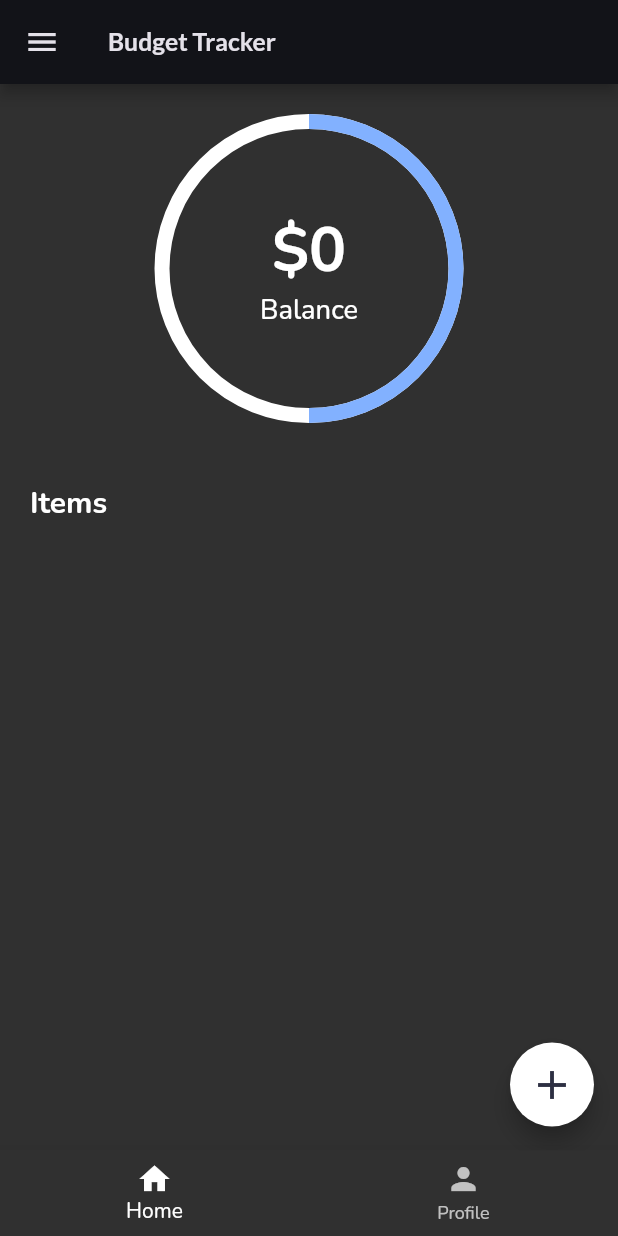
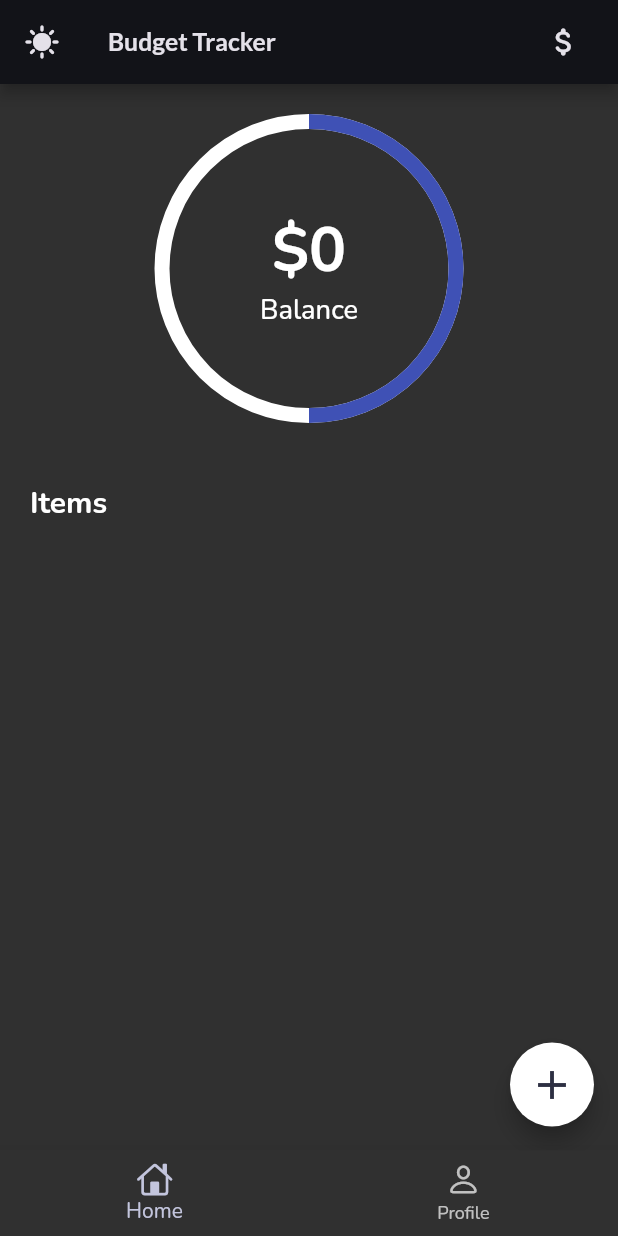
Before and after one commit to kev-designer/budget_tracker, a Flutter app: the screen it shows after launch, on a phone screen of 412 x 824 dp. Run offline on Flutter 3.47's test engine with Material 2 defaults, Android fonts, the phone set to English and light mode, and no system bars; drawn by our look-alikes of percent_indicator; our stand-ins replace google_fonts, velocity_x.

Commit message:
26th july

```diff
--- a/lib/main.dart
+++ b/lib/main.dart
@@ -1,4 +1,6 @@
+import 'package:budget_tracker/services/theme_service.dart';
 import 'package:flutter/material.dart';
+import 'package:provider/provider.dart';
 import 'pages/start_page.dart';
 
 void main() {
@@ -11,17 +13,24 @@ class MyApp extends StatelessWidget {
   // This widget is the root of your application.
   @override
   Widget build(BuildContext context) {
+    return ChangeNotifierProvider<ThemeService>(
+      create: (_) => ThemeService(),
+      child: Builder(builder: (BuildContext context) {
+        final themeService = Provider.of<ThemeService>(context);
         return MaterialApp(
           debugShowCheckedModeBanner: false,
           title: 'Budget Tracker',
           theme: ThemeData(
-        primarySwatch: Colors.blue,
+            // primarySwatch: Colors.blue,
             colorScheme: ColorScheme.fromSeed(
               seedColor: Colors.indigo,
-          brightness: Brightness.dark,
+              brightness:
+                  themeService.darkTheme ? Brightness.dark : Brightness.light,
             ),
           ),
           home: const StartPage(),
         );
+      }),
+    );
   }
 }
--- a/lib/pages/home_page.dart
+++ b/lib/pages/home_page.dart
@@ -1,10 +1,12 @@
 import 'package:budget_tracker/model/transaction_item.dart';
+import 'package:budget_tracker/services/theme_service.dart';
 import 'package:budget_tracker/widget/chart.dart';
 import 'package:budget_tracker/widget/colors.dart';
 import 'package:budget_tracker/widget/dialog_box.dart';
 import 'package:budget_tracker/widget/transaction_card.dart';
 import 'package:flutter/material.dart';
 import 'package:google_fonts/google_fonts.dart';
+import 'package:provider/provider.dart';
 import 'package:velocity_x/velocity_x.dart';
 
 class HomePage extends StatefulWidget {
@@ -18,6 +20,7 @@ class _HomePageState extends State<HomePage> {
   List<TransactionItem> items = [];
   @override
   Widget build(BuildContext context) {
+    final themeService = Provider.of<ThemeService>(context);
     final screenSize = MediaQuery.of(context).size;
     return Scaffold(
       body: SingleChildScrollView(
@@ -59,7 +62,8 @@ class _HomePageState extends State<HomePage> {
 
       //FLOATINMG ACTION BUTTON
       floatingActionButton: FloatingActionButton(
-        backgroundColor: ColorData.white,
+        backgroundColor:
+            themeService.darkTheme ? ColorData.white : ColorData.primary,
         onPressed: () {
           showDialog(
               context: context,
--- a/lib/pages/start_page.dart
+++ b/lib/pages/start_page.dart
@@ -1,9 +1,13 @@
 import 'package:budget_tracker/pages/home_page.dart';
 import 'package:budget_tracker/pages/profile_page.dart';
+import 'package:budget_tracker/services/theme_service.dart';
 import 'package:budget_tracker/widget/colors.dart';
 import 'package:budget_tracker/widget/const.dart';
+import 'package:budget_tracker/widget/dialog_box.dart';
+import 'package:flutter/cupertino.dart';
 import 'package:flutter/material.dart';
 import 'package:google_fonts/google_fonts.dart';
+import 'package:provider/provider.dart';
 
 class StartPage extends StatefulWidget {
   const StartPage({Key? key}) : super(key: key);
@@ -17,9 +21,32 @@ class _StartPageState extends State<StartPage> {
 
   @override
   Widget build(BuildContext context) {
+    final themeService = Provider.of<ThemeService>(context);
+
     return Scaffold(
-      drawer: const Drawer(),
       appBar: AppBar(
+          leading: IconButton(
+            onPressed: () {
+              themeService.darkTheme = !themeService.darkTheme;
+            },
+            icon: Icon(themeService.darkTheme ? Icons.sunny : Icons.dark_mode),
+          ),
+          actions: [
+            Padding(
+              padding: const EdgeInsets.only(right: 12),
+              child: IconButton(
+                onPressed: () {
+                  showDialog(
+                    context: context,
+                    builder: (context) {
+                      return BudgetDialog(budgetToAdd: (budget) {});
+                    },
+                  );
+                },
+                icon: const Icon(Icons.attach_money_rounded),
+              ),
+            )
+          ],
           title: Text(
             "Budget Tracker",
             style: GoogleFonts.lato(
@@ -33,7 +60,7 @@ class _StartPageState extends State<StartPage> {
         items: bottomNavItems,
         selectedLabelStyle: GoogleFonts.nunito(),
         unselectedLabelStyle: GoogleFonts.nunito(),
-        selectedItemColor: ColorData.white,
+        // selectedItemColor: ColorData.white,
         onTap: (index) {
           setState(
             () {
@@ -48,11 +75,11 @@ class _StartPageState extends State<StartPage> {
 
 List<BottomNavigationBarItem> bottomNavItems = const [
   BottomNavigationBarItem(
-    icon: Icon(Icons.home),
+    icon: Icon(CupertinoIcons.house),
     label: "Home",
   ),
   BottomNavigationBarItem(
-    icon: Icon(Icons.person),
+    icon: Icon(CupertinoIcons.person),
     label: "Profile",
   ),
 ];
--- /dev/null
+++ b/lib/services/theme_service.dart
@@ -0,0 +1,14 @@
+import 'package:flutter/material.dart';
+
+class ThemeService with ChangeNotifier {
+  bool _darkTheme = true;
+
+  //GETTER
+  bool get darkTheme => _darkTheme;
+
+  //SETTER
+  set darkTheme(bool value) {
+    _darkTheme = value;
+    notifyListeners();
+  }
+}
--- a/lib/widget/colors.dart
+++ b/lib/widget/colors.dart
@@ -1,7 +1,7 @@
 import 'package:flutter/material.dart';
 
 class ColorData {
-  static Color primary = Colors.blueAccent.shade100;
+  static Color primary = Colors.indigo;
   static const white = Color(0xFFFFFFFF);
   static const black = Color(0xFF242424);
   static const grey = Color(0xFF898989);
--- a/pubspec.yaml
+++ b/pubspec.yaml
@@ -33,6 +33,7 @@ dependencies:
   get: ^4.6.5
   google_fonts: ^3.0.1
   percent_indicator: ^4.2.2
+  provider: ^6.0.3
   velocity_x: ^3.5.1
 
 dev_dependencies:
```
Also changed, not shown: lib/widget/dialog_box.dart (+67 -1 lines), lib/widget/transaction_card.dart (+8 -3 lines), pubspec.lock. Lines whose indentation alone changed are shown as unchanged.
